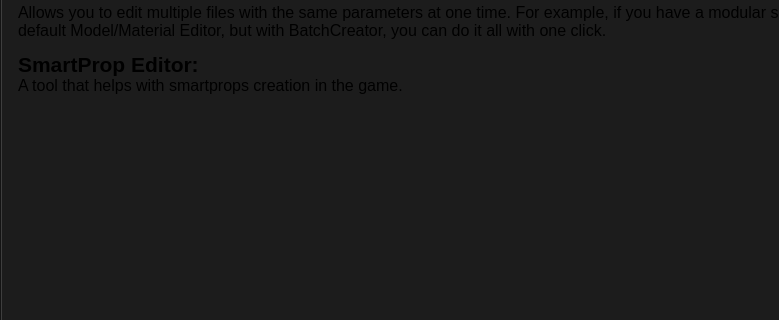
Above: documentation/documentation_dialog.ui from dertwist/Hammer5Tools before the change; both pictures show x 0 to 779 and y 323 to 643 of the 1122 by 770 pixel window. Below: the same form after it.
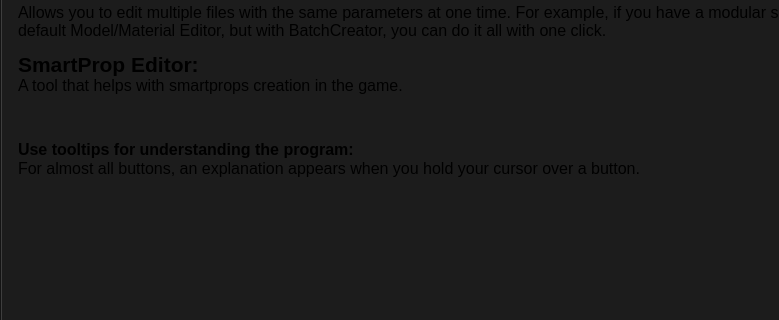
That is the form after the change. Icons and pictures are not drawn.

Commit message: Upgrade about page

The edit to the form file:
```diff
--- a/documentation/documentation_dialog.ui
+++ b/documentation/documentation_dialog.ui
@@ -92,7 +92,13 @@
 &lt;p style=&quot; margin-top:12px; margin-bottom:12px; margin-left:0px; margin-right:0px; -qt-block-indent:0; text-indent:0px;&quot;&gt;&lt;span style=&quot; font-size:16pt; font-weight:700;&quot;&gt;SoundEvent Editor:&lt;/span&gt;&lt;span style=&quot; font-size:12pt;&quot;&gt;&lt;br /&gt;A tool for more comfortable sound editing within the game.&lt;/span&gt;&lt;/p&gt;
 &lt;p style=&quot; margin-top:12px; margin-bottom:12px; margin-left:0px; margin-right:0px; -qt-block-indent:0; text-indent:0px;&quot;&gt;&lt;span style=&quot; font-size:16pt; font-weight:700;&quot;&gt;Hotkey Editor:&lt;/span&gt;&lt;span style=&quot; font-size:12pt;&quot;&gt;&lt;br /&gt;Edit default keyboard shortcuts and add your own!&lt;/span&gt;&lt;/p&gt;
 &lt;p style=&quot; margin-top:12px; margin-bottom:12px; margin-left:0px; margin-right:0px; -qt-block-indent:0; text-indent:0px;&quot;&gt;&lt;span style=&quot; font-size:16pt; font-weight:700;&quot;&gt;BatchCreator:&lt;/span&gt;&lt;span style=&quot; font-size:12pt;&quot;&gt;&lt;br /&gt;Allows you to edit multiple files with the same parameters at one time. For example, if you have a modular set with 15 models, it is tedious to use the default Model/Material Editor, but with BatchCreator, you can do it all with one click.&lt;/span&gt;&lt;/p&gt;
-&lt;p style=&quot; margin-top:12px; margin-bottom:12px; margin-left:0px; margin-right:0px; -qt-block-indent:0; text-indent:0px;&quot;&gt;&lt;span style=&quot; font-size:16pt; font-weight:700;&quot;&gt;SmartProp Editor:&lt;/span&gt;&lt;span style=&quot; font-size:12pt;&quot;&gt;&lt;br /&gt;A tool that helps with smartprops creation in the game.&lt;/span&gt;&lt;/p&gt;&lt;/body&gt;&lt;/html&gt;</string>
+&lt;p style=&quot; margin-top:12px; margin-bottom:12px; margin-left:0px; margin-right:0px; -qt-block-indent:0; text-indent:0px;&quot;&gt;&lt;span style=&quot; font-size:16pt; font-weight:700;&quot;&gt;SmartProp Editor:&lt;/span&gt;&lt;span style=&quot; font-size:12pt;&quot;&gt;&lt;br /&gt;A tool that helps with smartprops creation in the game.&lt;/span&gt;&lt;/p&gt;
+&lt;p style=&quot;-qt-paragraph-type:empty; margin-top:0px; margin-bottom:0px; margin-left:0px; margin-right:0px; -qt-block-indent:0; text-indent:0px; font-size:12pt;&quot;&gt;&lt;br /&gt;&lt;/p&gt;
+&lt;p style=&quot;-qt-paragraph-type:empty; margin-top:0px; margin-bottom:0px; margin-left:0px; margin-right:0px; -qt-block-indent:0; text-indent:0px;&quot;&gt;&lt;br /&gt;&lt;/p&gt;
+&lt;p style=&quot; margin-top:0px; margin-bottom:0px; margin-left:0px; margin-right:0px; -qt-block-indent:0; text-indent:0px;&quot;&gt;&lt;span style=&quot; font-size:12pt; font-weight:700;&quot;&gt;Use tooltips for understanding the program: &lt;/span&gt;&lt;/p&gt;
+&lt;p style=&quot; margin-top:0px; margin-bottom:0px; margin-left:0px; margin-right:0px; -qt-block-indent:0; text-indent:0px;&quot;&gt;&lt;span style=&quot; font-size:12pt;&quot;&gt;For almost all buttons, an explanation appears when you hold your cursor over a button.&lt;/span&gt;&lt;/p&gt;
+&lt;p style=&quot;-qt-paragraph-type:empty; margin-top:0px; margin-bottom:0px; margin-left:0px; margin-right:0px; -qt-block-indent:0; text-indent:0px; font-size:12pt;&quot;&gt;&lt;br /&gt;&lt;/p&gt;
+&lt;p style=&quot; margin-top:0px; margin-bottom:0px; margin-left:0px; margin-right:0px; -qt-block-indent:0; text-indent:0px;&quot;&gt;&lt;img src=&quot;:/images/help/about/tooltip_help.png&quot; /&gt;&lt;/p&gt;&lt;/body&gt;&lt;/html&gt;</string>
          </property>
         </widget>
        </item>
```
The commit also changes 9 other files.
